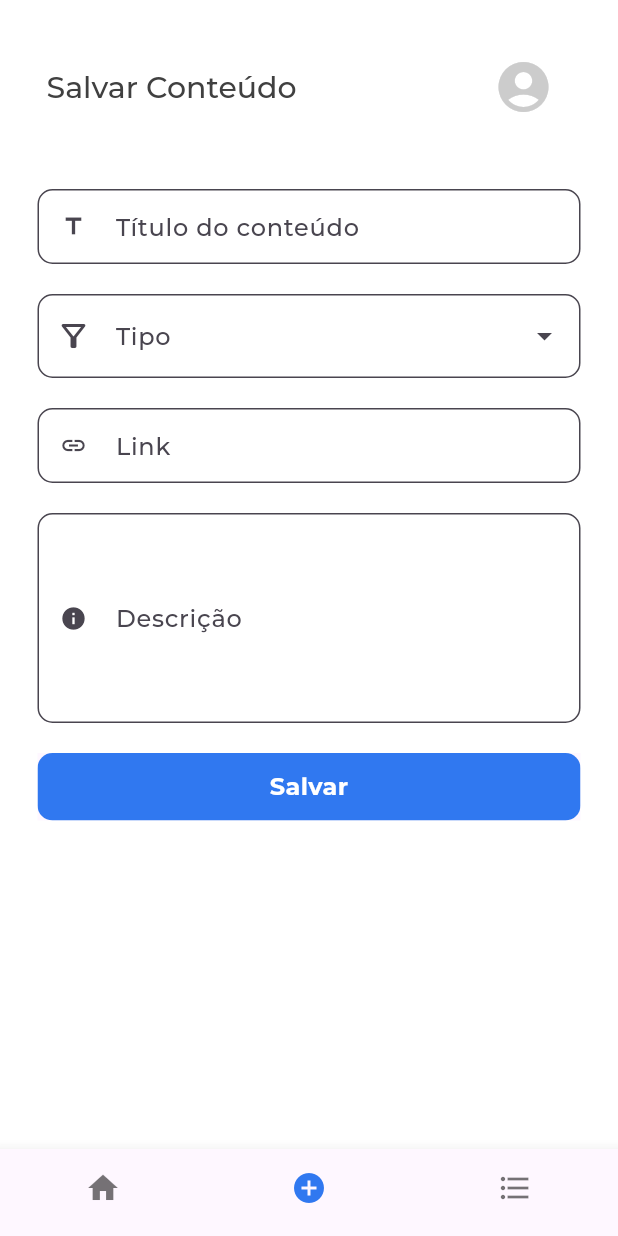
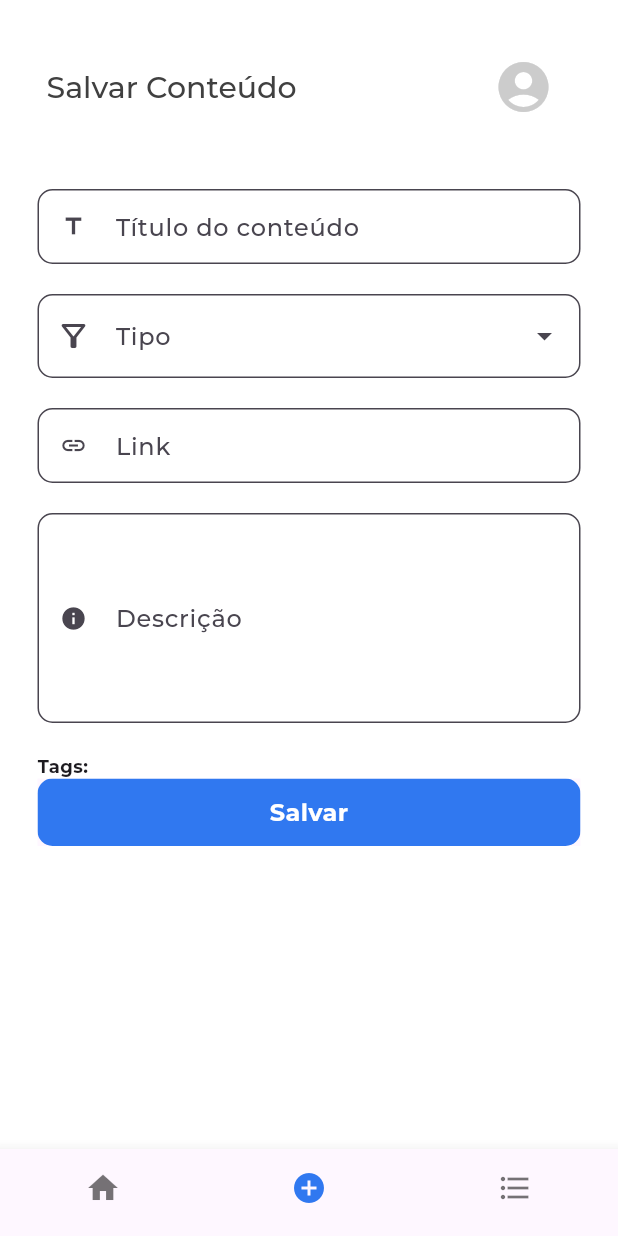
Before and after one commit to lulugonn/see_later_app, a Flutter app: the NavBar screen opened directly, item 2 of the bottom bar chosen, on a phone screen of 412 x 824 dp. Run offline on Flutter 3.47's test engine with Material 3 defaults, Android fonts, the light colour scheme and no system bars; drawn by our look-alikes of dropdown_search; our stand-ins replace adaptive_dialog, chips_choice, dio, flutter_secure_storage, flutter_svg; accounts and stored records are empty; network calls fail; project files that could hold a hidden picture were left out.

Commit message:
feat(content): testing adaptive dialog

```diff
--- a/lib/screens/home/widgets/content_form.dart
+++ b/lib/screens/home/widgets/content_form.dart
@@ -1,3 +1,4 @@
+import 'package:adaptive_dialog/adaptive_dialog.dart';
 import 'package:dropdown_search/dropdown_search.dart';
 import 'package:flutter/material.dart';
 import 'package:see_later_app/api/api_service.dart';
@@ -99,6 +100,27 @@ class _ContentFormState extends State<ContentForm> {
                   autovalidateMode: AutovalidateMode.onUserInteraction,
                   validator: _validateInput,
                   onSaved: (input) => order.notes = input),
+            ),
+            InkWell(
+              onTap:
+                 () async {
+              final result = await showOkCancelAlertDialog(
+                context: context,
+                title: 'Title',
+                message: 'This is message.',
+              );
+              },
+              child: Row(
+                        children: const [
+                          Text(
+                            'Tags:',
+                            style: TextStyle(
+                              fontWeight: FontWeight.bold,
+                              fontSize: 12,
+                            ),
+                          ),
+                        ],
+                      ),
             ),
             ButtonWidget(
                 title: 'Salvar',
```
Also changed, not shown: 4 other files.
